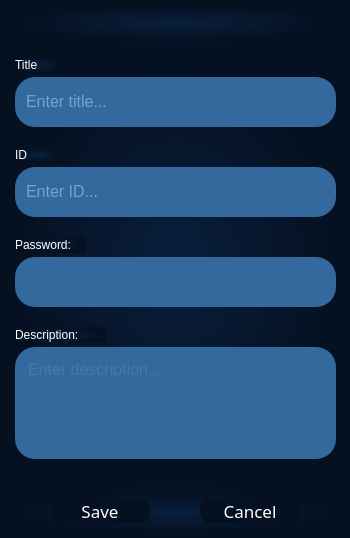
First picture: the form in generate.ui, repository tiutcristian/Passcrypt, before the edit.
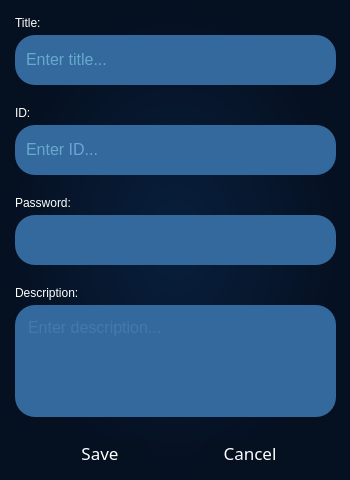
Second picture: the form after the edit. Icons and pictures are not drawn.

What changed in the file:
```diff
--- a/generate.ui
+++ b/generate.ui
@@ -7,7 +7,7 @@
     <x>0</x>
     <y>0</y>
     <width>350</width>
-    <height>538</height>
+    <height>480</height>
    </rect>
   </property>
   <property name="minimumSize">
@@ -26,11 +26,19 @@
    <string>Generate</string>
   </property>
   <property name="styleSheet">
-   <string notr="true">border-radius: 20px;
-background-color: qradialgradient(spread:pad, cx:0.5, cy:0.5, radius:0.5, fx:0.5, fy:0.5, stop:0 rgba(9, 31, 61, 255), stop:1 rgba(5, 16, 32, 255));
+   <string notr="true">*{
+	border-radius: 20px;
+}
+
+#Generate{
+	background-color: qradialgradient(spread:pad, cx:0.5, cy:0.5, radius:0.5, fx:0.5, fy:0.5, stop:0 rgba(9, 31, 61, 255), stop:1 rgba(5, 16, 32, 255));
+}
 </string>
   </property>
   <layout class="QVBoxLayout" name="verticalLayout">
+   <property name="spacing">
+    <number>0</number>
+   </property>
    <property name="leftMargin">
     <number>5</number>
    </property>
@@ -43,78 +51,6 @@
    <property name="bottomMargin">
     <number>5</number>
    </property>
-   <item alignment="Qt::AlignTop">
-    <widget class="QFrame" name="frame">
-     <property name="frameShape">
-      <enum>QFrame::StyledPanel</enum>
-     </property>
-     <property name="frameShadow">
-      <enum>QFrame::Raised</enum>
-     </property>
-     <layout class="QHBoxLayout" name="horizontalLayout_5">
-      <property name="leftMargin">
-       <number>3</number>
-      </property>
-      <property name="topMargin">
-       <number>3</number>
-      </property>
-      <property name="rightMargin">
-       <number>3</number>
-      </property>
-      <item>
-       <spacer name="horizontalSpacer_4">
-        <property name="orientation">
-         <enum>Qt::Horizontal</enum>
-        </property>
-        <property name="sizeHint" stdset="0">
-         <size>
-          <width>291</width>
-          <height>18</height>
-         </size>
-        </property>
-       </spacer>
-      </item>
-      <item>
-       <widget class="QPushButton" name="xButton">
-        <property name="minimumSize">
-         <size>
-          <width>24</width>
-          <height>24</height>
-         </size>
-        </property>
-        <property name="styleSheet">
-         <string notr="true">QPushButton {
-	border-radius: 12px;
-    background-color: rgb(5, 16, 32);
-	color: #fff;
-}
-
-QPushButton:hover {
-	background-color: rgb(52, 105, 157);
-}
-
-QPushButton:pressed{
-	background-color: rgb(48, 98, 145);
-}</string>
-        </property>
-        <property name="text">
-         <string/>
-        </property>
-        <property name="icon">
-         <iconset resource="resources.qrc">
-          <normaloff>:/icons/icons/x.svg</normaloff>:/icons/icons/x.svg</iconset>
-        </property>
-        <property name="iconSize">
-         <size>
-          <width>20</width>
-          <height>20</height>
-         </size>
-        </property>
-       </widget>
-      </item>
-     </layout>
-    </widget>
-   </item>
    <item>
     <widget class="QWidget" name="upperWidget" native="true">
      <property name="sizePolicy">
@@ -957,7 +893,7 @@
        </rect>
       </property>
       <property name="text">
-       <string>Title</string>
+       <string>Title:</string>
       </property>
      </widget>
      <widget class="QLabel" name="label_2">
@@ -970,7 +906,7 @@
        </rect>
       </property>
       <property name="text">
-       <string>ID</string>
+       <string>ID:</string>
       </property>
      </widget>
      <widget class="QLabel" name="label_3">
```
Left out of the diff: 24 changed lines with no effect on the pictures.
